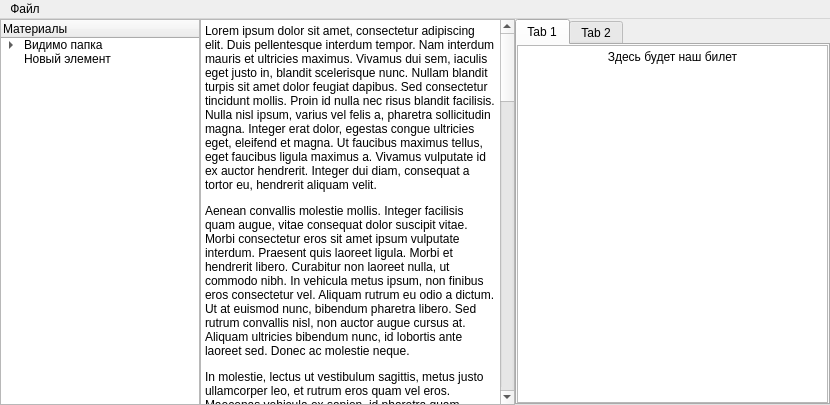
Before: the Qt Designer form src/ui/mainwindow.ui in YARunya37/StudyCards, drawn with Qt 5.
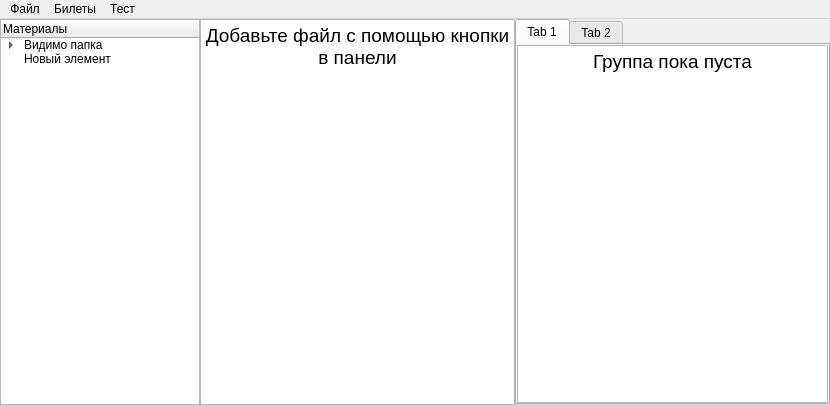
After: the same form once the commit is applied.

Commit message: Дополнен menu bar

What changed in the file:
```diff
--- a/src/ui/mainwindow.ui
+++ b/src/ui/mainwindow.ui
@@ -134,6 +134,9 @@
           <height>0</height>
          </size>
         </property>
+        <property name="styleSheet">
+         <string notr="true"/>
+        </property>
         <property name="html">
          <string>&lt;!DOCTYPE HTML PUBLIC &quot;-//W3C//DTD HTML 4.0//EN&quot; &quot;http://www.w3.org/TR/REC-html40/strict.dtd&quot;&gt;
 &lt;html&gt;&lt;head&gt;&lt;meta name=&quot;qrichtext&quot; content=&quot;1&quot; /&gt;&lt;meta charset=&quot;utf-8&quot; /&gt;&lt;style type=&quot;text/css&quot;&gt;
@@ -142,19 +145,7 @@
 li.unchecked::marker { content: &quot;\2610&quot;; }
 li.checked::marker { content: &quot;\2612&quot;; }
 &lt;/style&gt;&lt;/head&gt;&lt;body style=&quot; font-family:'Segoe UI'; font-size:9pt; font-weight:400; font-style:normal;&quot;&gt;
-&lt;p style=&quot; margin-top:12px; margin-bottom:12px; margin-left:0px; margin-right:0px; -qt-block-indent:0; text-indent:0px;&quot;&gt;Lorem ipsum dolor sit amet, consectetur adipiscing elit. Duis pellentesque interdum tempor. Nam interdum mauris et ultricies maximus. Vivamus dui sem, iaculis eget justo in, blandit scelerisque nunc. Nullam blandit turpis sit amet dolor feugiat dapibus. Sed consectetur tincidunt mollis. Proin id nulla nec risus blandit facilisis. Nulla nisl ipsum, varius vel felis a, pharetra sollicitudin magna. Integer erat dolor, egestas congue ultricies eget, eleifend et magna. Ut faucibus maximus tellus, eget faucibus ligula maximus a. Vivamus vulputate id ex auctor hendrerit. Integer dui diam, consequat a tortor eu, hendrerit aliquam velit. &lt;/p&gt;
-&lt;p style=&quot; margin-top:12px; margin-bottom:12px; margin-left:0px; margin-right:0px; -qt-block-indent:0; text-indent:0px;&quot;&gt;Aenean convallis molestie mollis. Integer facilisis quam augue, vitae consequat dolor suscipit vitae. Morbi consectetur eros sit amet ipsum vulputate interdum. Praesent quis laoreet ligula. Morbi et hendrerit libero. Curabitur non laoreet nulla, ut commodo nibh. In vehicula metus ipsum, non finibus eros consectetur vel. Aliquam rutrum eu odio a dictum. Ut at euismod nunc, bibendum pharetra libero. Sed rutrum convallis nisl, non auctor augue cursus at. Aliquam ultricies bibendum nunc, id lobortis ante laoreet sed. Donec ac molestie neque. &lt;/p&gt;
-&lt;p style=&quot; margin-top:12px; margin-bottom:12px; margin-left:0px; margin-right:0px; -qt-block-indent:0; text-indent:0px;&quot;&gt;In molestie, lectus ut vestibulum sagittis, metus justo ullamcorper leo, et rutrum eros quam vel eros. Maecenas vehicula ex sapien, id pharetra quam feugiat at. Curabitur hendrerit dictum risus, at eleifend mauris rutrum et. Nulla consequat molestie leo, nec venenatis velit luctus eget. Nulla lacinia libero eget risus accumsan scelerisque. Ut scelerisque et nisl ut venenatis. Ut fermentum nisi nulla, sit amet volutpat augue elementum eu. Duis eget tincidunt nunc. Aenean lacus orci, faucibus vel leo suscipit, commodo faucibus enim. Nulla facilisi. In hac habitasse platea dictumst. Curabitur bibendum sem ac dolor ullamcorper, in vulputate orci imperdiet. Integer quis risus et enim mattis auctor. Fusce euismod a nibh ut mattis. &lt;/p&gt;
-&lt;p style=&quot; margin-top:12px; margin-bottom:12px; margin-left:0px; margin-right:0px; -qt-block-indent:0; text-indent:0px;&quot;&gt;Sed non ante ipsum. In vel aliquet velit. Etiam vel venenatis neque. Mauris aliquam dolor ac nibh ultrices rhoncus. Sed ornare nec dolor sed fringilla. Etiam ut fringilla nunc. Proin non consequat est. &lt;/p&gt;
-&lt;p style=&quot; margin-top:12px; margin-bottom:12px; margin-left:0px; margin-right:0px; -qt-block-indent:0; text-indent:0px;&quot;&gt;Pellentesque massa nibh, commodo id ex id, accumsan vestibulum est. Morbi faucibus turpis tellus, sit amet aliquet arcu finibus et. Morbi pellentesque augue quis rhoncus facilisis. Pellentesque nec turpis non nulla feugiat tincidunt at ut massa. Quisque sit amet pretium eros. Aenean ipsum libero, tincidunt vitae massa ac, posuere rutrum dolor. Lorem ipsum dolor sit amet, consectetur adipiscing elit. Fusce dui magna, placerat nec massa quis, consequat auctor odio. Nulla eget scelerisque sapien, at malesuada eros. Ut eu orci sollicitudin, vehicula nisl vel, consectetur erat. Donec ac ipsum ultrices, facilisis sapien a, tincidunt sem. Integer pretium id ipsum vitae vehicula. Donec egestas euismod lorem ac consectetur. Vivamus massa dolor, fermentum rhoncus facilisis et, malesuada ut leo. &lt;/p&gt;
-&lt;p style=&quot; margin-top:12px; margin-bottom:12px; margin-left:0px; margin-right:0px; -qt-block-indent:0; text-indent:0px;&quot;&gt;Nullam eros nisl, lacinia non urna ac, posuere ultrices enim. Duis leo urna, gravida luctus gravida at, sodales et magna. In at metus vitae tortor imperdiet pulvinar ac eget est. Phasellus vel ligula eget dui vulputate viverra at in augue. Cras vitae ornare erat. Aenean eget mauris turpis. Praesent at odio nibh. Fusce varius fringilla lectus, eu pulvinar urna eleifend eget. Maecenas eu tempor velit. &lt;/p&gt;
-&lt;p style=&quot; margin-top:12px; margin-bottom:12px; margin-left:0px; margin-right:0px; -qt-block-indent:0; text-indent:0px;&quot;&gt;Curabitur semper, lacus eget consequat tristique, erat sapien porttitor odio, sit amet maximus leo enim eu arcu. Nam ultrices id quam porttitor imperdiet. In convallis malesuada tempus. Nam tincidunt id felis vel feugiat. Pellentesque a aliquam metus. Nullam bibendum, mi ac aliquet auctor, tortor mauris imperdiet mauris, viverra fringilla nisl lectus at erat. Aliquam eget pulvinar leo. Vivamus fringilla aliquam risus quis ultrices. Orci varius natoque penatibus et magnis dis parturient montes, nascetur ridiculus mus. Sed venenatis justo eros, vulputate bibendum est maximus quis. Morbi luctus velit turpis. Sed aliquet luctus tellus dictum tristique. Nunc egestas augue nec nulla ornare, a egestas elit molestie. &lt;/p&gt;
-&lt;p style=&quot; margin-top:12px; margin-bottom:12px; margin-left:0px; margin-right:0px; -qt-block-indent:0; text-indent:0px;&quot;&gt;In lectus metus, rhoncus sit amet velit ut, tempus tempus dolor. Aenean aliquam, risus eu ultricies pellentesque, libero libero commodo odio, vel ultrices nibh odio et sem. Sed tempus pharetra elit mattis aliquet. Cras quis scelerisque velit. Quisque hendrerit id felis commodo porttitor. Orci varius natoque penatibus et magnis dis parturient montes, nascetur ridiculus mus. Ut dignissim risus at elit tempus, id aliquam est viverra. Nunc tempus vulputate congue. Etiam non neque sit amet ante suscipit dapibus in quis nisl. Maecenas tempus eget libero gravida iaculis. Vestibulum non dapibus orci. Sed sit amet nisi vel augue mattis fringilla a vitae risus. Integer sit amet venenatis dui, cursus fermentum justo. Pellentesque eu vestibulum ex. Donec turpis diam, pharetra vitae tincidunt in, convallis malesuada diam. &lt;/p&gt;
-&lt;p style=&quot; margin-top:12px; margin-bottom:12px; margin-left:0px; margin-right:0px; -qt-block-indent:0; text-indent:0px;&quot;&gt;Etiam commodo iaculis porttitor. Mauris nec interdum lorem. Etiam turpis massa, rutrum rhoncus nisl id, rutrum convallis purus. Sed tempor ac purus eu commodo. Morbi dictum felis in est luctus iaculis. Aliquam vel ligula eu nisl aliquam porttitor at sed diam. Quisque ut tincidunt velit, vitae auctor tellus. Lorem ipsum dolor sit amet, consectetur adipiscing elit. Vestibulum tincidunt varius est, a ullamcorper lectus. Suspendisse et fermentum mi. &lt;/p&gt;
-&lt;p style=&quot; margin-top:12px; margin-bottom:12px; margin-left:0px; margin-right:0px; -qt-block-indent:0; text-indent:0px;&quot;&gt;Nulla sollicitudin sagittis risus, non porta sapien sollicitudin eget. Aenean ut bibendum metus, eget facilisis nulla. Aliquam accumsan consequat nisi et lobortis. Nullam eleifend, ex nec elementum molestie, justo est mattis risus, id facilisis risus arcu vitae dolor. Maecenas in auctor nisi. Vestibulum eleifend molestie purus sit amet cursus. Pellentesque ut lectus rutrum, euismod elit in, vulputate lacus. Lorem ipsum dolor sit amet, consectetur adipiscing elit. Donec bibendum consequat malesuada. Quisque dictum lobortis placerat. Morbi finibus cursus eros sit amet blandit. &lt;/p&gt;
-&lt;p style=&quot; margin-top:12px; margin-bottom:12px; margin-left:0px; margin-right:0px; -qt-block-indent:0; text-indent:0px;&quot;&gt;Aliquam mollis augue dolor, quis pretium erat dictum ac. Nam nec quam turpis. Maecenas id placerat odio. Donec sed varius dui, eu consequat lacus. Integer diam ante, sodales sit amet lacinia in, efficitur nec dolor. Nam tortor tortor, iaculis eu lacinia et, consequat ut erat. Pellentesque nec velit lacus. Praesent lobortis, nulla eu lacinia pulvinar, risus diam dictum ipsum, eu venenatis magna dolor non libero. Aliquam erat volutpat. In pharetra, tortor quis ultricies consequat, felis dui consequat arcu, non ornare mi tellus quis mi. &lt;/p&gt;
-&lt;p style=&quot; margin-top:12px; margin-bottom:12px; margin-left:0px; margin-right:0px; -qt-block-indent:0; text-indent:0px;&quot;&gt;Fusce et mattis justo. Nulla finibus justo sed dictum lobortis. Sed mi lacus, sodales et erat eget, blandit cursus eros. Praesent interdum sed ligula ac dapibus. Maecenas at mauris maximus, maximus enim eget, tempor purus. Morbi mi est, iaculis id rhoncus faucibus, lacinia sed augue. &lt;/p&gt;
-&lt;p style=&quot;-qt-paragraph-type:empty; margin-top:12px; margin-bottom:12px; margin-left:0px; margin-right:0px; -qt-block-indent:0; text-indent:0px;&quot;&gt;&lt;br /&gt;&lt;/p&gt;&lt;/body&gt;&lt;/html&gt;</string>
+&lt;p align=&quot;center&quot; style=&quot; margin-top:12px; margin-bottom:12px; margin-left:0px; margin-right:0px; -qt-block-indent:0; text-indent:0px;&quot;&gt;&lt;span style=&quot; font-size:14pt;&quot;&gt;Добавьте файл с помощью кнопки в панели&lt;/span&gt;&lt;/p&gt;&lt;/body&gt;&lt;/html&gt;</string>
         </property>
        </widget>
       </item>
@@ -205,7 +196,7 @@
 li.unchecked::marker { content: &quot;\2610&quot;; }
 li.checked::marker { content: &quot;\2612&quot;; }
 &lt;/style&gt;&lt;/head&gt;&lt;body style=&quot; font-family:'Segoe UI'; font-size:9pt; font-weight:400; font-style:normal;&quot;&gt;
-&lt;p align=&quot;center&quot; style=&quot; margin-top:0px; margin-bottom:0px; margin-left:0px; margin-right:0px; -qt-block-indent:0; text-indent:0px;&quot;&gt;Здесь будет наш билет&lt;/p&gt;&lt;/body&gt;&lt;/html&gt;</string>
+&lt;p align=&quot;center&quot; style=&quot; margin-top:12px; margin-bottom:12px; margin-left:0px; margin-right:0px; -qt-block-indent:0; text-indent:0px;&quot;&gt;&lt;span style=&quot; font-size:14pt;&quot;&gt;Группа пока пуста&lt;/span&gt;&lt;/p&gt;&lt;/body&gt;&lt;/html&gt;</string>
             </property>
            </widget>
           </item>
@@ -237,7 +228,24 @@
     </property>
     <addaction name="action_2"/>
    </widget>
+   <widget class="QMenu" name="menu_2">
+    <property name="title">
+     <string>Билеты</string>
+    </property>
+    <addaction name="action_3"/>
+    <addaction name="action_4"/>
+    <addaction name="action_7"/>
+   </widget>
+   <widget class="QMenu" name="menu_3">
+    <property name="title">
+     <string>Тест</string>
+    </property>
+    <addaction name="action_5"/>
+    <addaction name="action_6"/>
+   </widget>
    <addaction name="menu"/>
+   <addaction name="menu_2"/>
+   <addaction name="menu_3"/>
   </widget>
   <action name="action">
    <property name="text">
```
Left out of the diff: 25 changed lines with no effect on the pictures.
